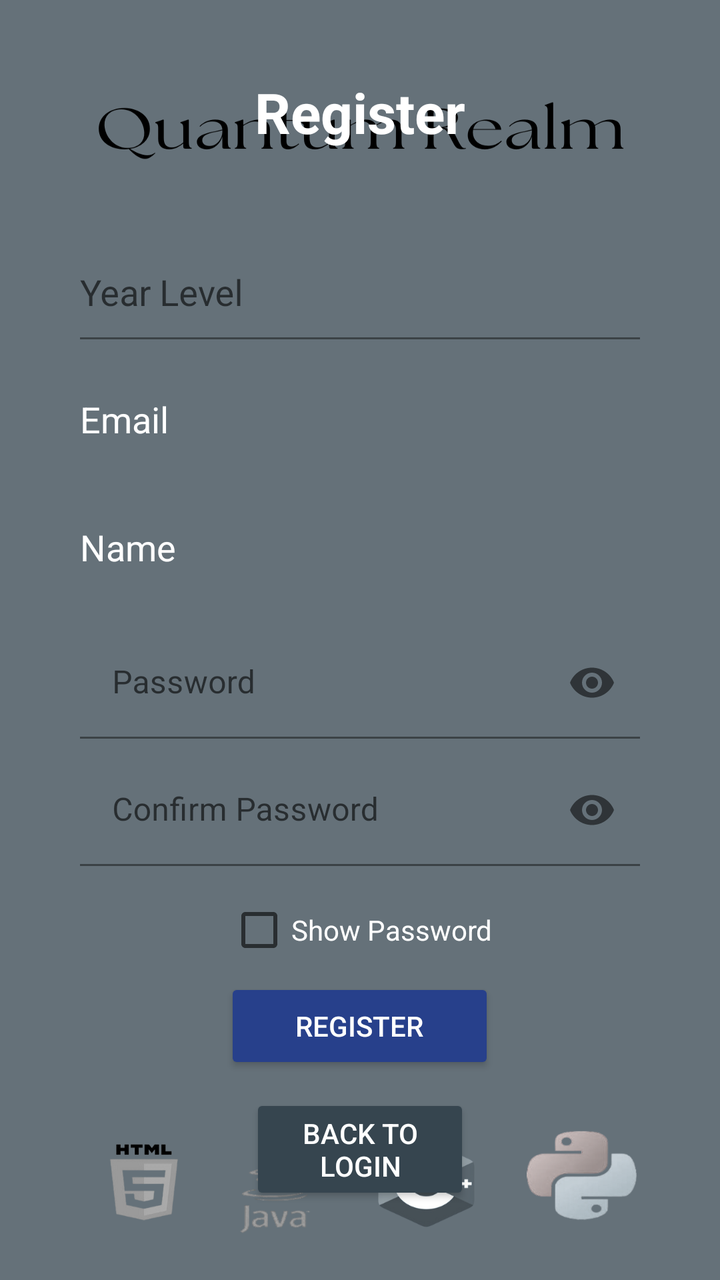
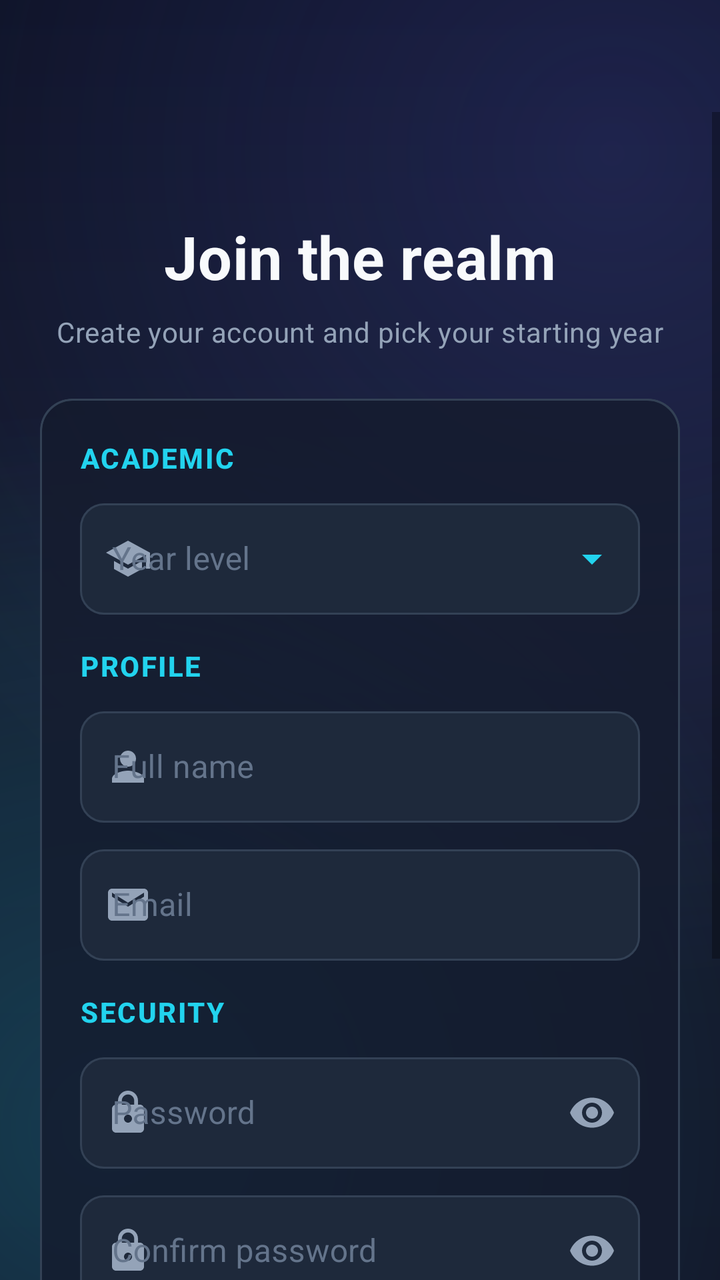

Two renders of the same Android screen: before a commit and after it. Below are the layout's source before the change and the commit's diff.
<!-- AndroidManifest.xml: application theme Theme.QuantumRealm -->
<!-- res/layout/activity_register.xml -->
<?xml version="1.0" encoding="utf-8"?>
<LinearLayout xmlns:android="http://schemas.android.com/apk/res/android"
    xmlns:tools="http://schemas.android.com/tools"
    xmlns:app="http://schemas.android.com/apk/res-auto"
    android:layout_width="match_parent"
    android:layout_height="match_parent"
    android:orientation="vertical"
    android:gravity="center"
    android:background="@drawable/bg_register"
    tools:context=".Register">

    <TextView
        android:id="@+id/register_title"
        android:layout_width="wrap_content"
        android:layout_height="wrap_content"
        android:layout_marginBottom="50dp"
        android:text="Register"
        android:textColor="@android:color/white"
        android:textSize="28sp"
        android:textStyle="bold" />

    <com.google.android.material.textfield.TextInputLayout
        android:layout_width="280dp"
        android:layout_height="wrap_content">

        <com.google.android.material.textfield.MaterialAutoCompleteTextView
            android:id="@+id/YearlevelAutoCompleteTextView"
            android:layout_width="280dp"
            android:layout_height="45dp"
            android:hint="Year Level"
            android:textColor="@android:color/white"
            android:background="@drawable/custom_trans"
            android:textColorHint="@android:color/white"
            tools:ignore="TouchTargetSizeCheck" />
    </com.google.android.material.textfield.TextInputLayout>

    <EditText
        android:id="@+id/Email"
        android:layout_width="280dp"
        android:layout_height="wrap_content"
        android:layout_marginTop="16dp"
        android:hint="Email"
        android:inputType="textEmailAddress"
        android:minHeight="48dp"
        android:textColor="@android:color/white"
        android:background="@drawable/custom_trans"
        android:textColorHint="@android:color/white" />

    <EditText
        android:id="@+id/Username"
        android:layout_width="280dp"
        android:layout_height="wrap_content"
        android:layout_marginTop="16dp"
        android:hint="Name"
        android:inputType="text"
        android:minHeight="48dp"
        android:textColor="@android:color/white"
        android:background="@drawable/custom_trans"
        android:textColorHint="@android:color/white" />

    <com.google.android.material.textfield.TextInputLayout
        android:layout_width="280dp"
        android:layout_height="wrap_content"
        android:layout_marginTop="16dp"
        app:endIconMode="password_toggle">

        <com.google.android.material.textfield.TextInputEditText
            android:id="@+id/Password"
            android:layout_width="match_parent"
            android:layout_height="wrap_content"
            android:hint="Password"
            android:inputType="textPassword"
            android:textColor="@android:color/white"
            android:background="@drawable/custom_trans"
            android:textColorHint="@android:color/white" />

    </com.google.android.material.textfield.TextInputLayout>

    <com.google.android.material.textfield.TextInputLayout
        android:layout_width="280dp"
        android:layout_height="wrap_content"
        android:layout_marginTop="8dp"
        app:endIconMode="password_toggle">

        <com.google.android.material.textfield.TextInputEditText
            android:id="@+id/ConfirmPassword"
            android:layout_width="match_parent"
            android:layout_height="wrap_content"
            android:hint="Confirm Password"
            android:inputType="textPassword"
            android:textColor="@android:color/white"
            android:background="@drawable/custom_trans"
            android:textColorHint="@android:color/white" />
    </com.google.android.material.textfield.TextInputLayout>


    <CheckBox
        android:id="@+id/showPassword"
        android:layout_width="wrap_content"
        android:layout_height="wrap_content"
        android:layout_marginTop="8dp"
        android:text="Show Password"
        android:textColor="@android:color/white" />

    <LinearLayout
        android:layout_width="match_parent"
        android:layout_height="wrap_content"
        android:gravity="center"
        android:orientation="vertical">

        <Button
            android:id="@+id/register_button"
            android:layout_width="135dp"
            android:layout_height="wrap_content"
            android:backgroundTint="#27408B"
            android:text="Register"
            android:textColor="@android:color/white" />

        <View
            android:layout_width="10dp"
            android:layout_height="10dp" />

        <Button
            android:id="@+id/go_login"
            android:layout_width="110dp"
            android:layout_height="wrap_content"
            android:backgroundTint="#36454F"
            android:text="Back to Login"
            android:textColor="@android:color/white" />

    </LinearLayout>

</LinearLayout>
<!-- resources referenced by this layout -->
<resources>
  <!-- drawable bg_register: png bitmap (drawable, 99252 bytes) -->
  <!-- drawable custom_trans (drawable) -->
  <shape xmlns:android="http://schemas.android.com/apk/res/android"
      android:shape="rectangle">
      <solid android:color="@android:color/transparent" />
  </shape>
  <!-- unchanged entries left out for length: 12 -->
</resources>

<!-- the commit's change to res/layout/activity_register.xml (unified diff, before → after) -->
@@ -1,133 +1,255 @@
 <?xml version="1.0" encoding="utf-8"?>
 <LinearLayout xmlns:android="http://schemas.android.com/apk/res/android"
+    xmlns:app="http://schemas.android.com/apk/res-auto"
     xmlns:tools="http://schemas.android.com/tools"
-    xmlns:app="http://schemas.android.com/apk/res-auto"
     android:layout_width="match_parent"
     android:layout_height="match_parent"
+    android:background="@drawable/bg_auth_screen"
     android:orientation="vertical"
-    android:gravity="center"
-    android:background="@drawable/bg_register"
     tools:context=".Register">
 
-    <TextView
-        android:id="@+id/register_title"
-        android:layout_width="wrap_content"
-        android:layout_height="wrap_content"
-        android:layout_marginBottom="50dp"
-        android:text="Register"
-        android:textColor="@android:color/white"
-        android:textSize="28sp"
-        android:textStyle="bold" />
-
-    <com.google.android.material.textfield.TextInputLayout
-        android:layout_width="280dp"
-        android:layout_height="wrap_content">
-
-        <com.google.android.material.textfield.MaterialAutoCompleteTextView
-            android:id="@+id/YearlevelAutoCompleteTextView"
-            android:layout_width="280dp"
-            android:layout_height="45dp"
-            android:hint="Year Level"
-            android:textColor="@android:color/white"
-            android:background="@drawable/custom_trans"
-            android:textColorHint="@android:color/white"
-            tools:ignore="TouchTargetSizeCheck" />
-    </com.google.android.material.textfield.TextInputLayout>
-
-    <EditText
-        android:id="@+id/Email"
-        android:layout_width="280dp"
-        android:layout_height="wrap_content"
-        android:layout_marginTop="16dp"
-        android:hint="Email"
-        android:inputType="textEmailAddress"
-        android:minHeight="48dp"
-        android:textColor="@android:color/white"
-        android:background="@drawable/custom_trans"
-        android:textColorHint="@android:color/white" />
-
-    <EditText
-        android:id="@+id/Username"
-        android:layout_width="280dp"
-        android:layout_height="wrap_content"
-        android:layout_marginTop="16dp"
-        android:hint="Name"
-        android:inputType="text"
-        android:minHeight="48dp"
-        android:textColor="@android:color/white"
-        android:background="@drawable/custom_trans"
-        android:textColorHint="@android:color/white" />
-
-    <com.google.android.material.textfield.TextInputLayout
-        android:layout_width="280dp"
-        android:layout_height="wrap_content"
-        android:layout_marginTop="16dp"
-        app:endIconMode="password_toggle">
-
-        <com.google.android.material.textfield.TextInputEditText
-            android:id="@+id/Password"
-            android:layout_width="match_parent"
-            android:layout_height="wrap_content"
-            android:hint="Password"
-            android:inputType="textPassword"
-            android:textColor="@android:color/white"
-            android:background="@drawable/custom_trans"
-            android:textColorHint="@android:color/white" />
-
-    </com.google.android.material.textfield.TextInputLayout>
-
-    <com.google.android.material.textfield.TextInputLayout
-        android:layout_width="280dp"
-        android:layout_height="wrap_content"
-        android:layout_marginTop="8dp"
-        app:endIconMode="password_toggle">
-
-        <com.google.android.material.textfield.TextInputEditText
-            android:id="@+id/ConfirmPassword"
-            android:layout_width="match_parent"
-            android:layout_height="wrap_content"
-            android:hint="Confirm Password"
-            android:inputType="textPassword"
-            android:textColor="@android:color/white"
-            android:background="@drawable/custom_trans"
-            android:textColorHint="@android:color/white" />
-    </com.google.android.material.textfield.TextInputLayout>
-
-
-    <CheckBox
-        android:id="@+id/showPassword"
-        android:layout_width="wrap_content"
-        android:layout_height="wrap_content"
-        android:layout_marginTop="8dp"
-        android:text="Show Password"
-        android:textColor="@android:color/white" />
-
-    <LinearLayout
+    <com.google.android.material.appbar.MaterialToolbar
+        android:id="@+id/authToolbar"
+        android:layout_width="match_parent"
+        android:layout_height="?attr/actionBarSize"
+        android:background="@android:color/transparent"
+        app:title="" />
+
+    <ScrollView
+        android:layout_width="match_parent"
+        android:layout_height="0dp"
+        android:layout_weight="1"
+        android:fillViewport="true">
+
+    <androidx.constraintlayout.widget.ConstraintLayout
         android:layout_width="match_parent"
         android:layout_height="wrap_content"
-        android:gravity="center"
-        android:orientation="vertical">
-
-        <Button
-            android:id="@+id/register_button"
-            android:layout_width="135dp"
-            android:layout_height="wrap_content"
-            android:backgroundTint="#27408B"
-            android:text="Register"
-            android:textColor="@android:color/white" />
-
-        <View
-            android:layout_width="10dp"
-            android:layout_height="10dp" />
-
-        <Button
+        android:padding="@dimen/game_screen_padding">
+
+        <TextView
+            android:id="@+id/register_title"
+            android:layout_width="0dp"
+            android:layout_height="wrap_content"
+            android:layout_marginTop="32dp"
+            android:text="@string/auth_register_title"
+            android:textAlignment="center"
+            android:textAppearance="@style/TextAppearance.QuantumRealm.Hero"
+            android:textSize="30sp"
+            app:layout_constraintEnd_toEndOf="parent"
+            app:layout_constraintStart_toStartOf="parent"
+            app:layout_constraintTop_toTopOf="parent" />
+
+        <TextView
+            android:id="@+id/register_subtitle"
+            android:layout_width="0dp"
+            android:layout_height="wrap_content"
+            android:layout_marginTop="8dp"
+            android:text="@string/auth_register_subtitle"
+            android:textAlignment="center"
+            android:textAppearance="@style/TextAppearance.QuantumRealm.Subtitle"
+            app:layout_constraintEnd_toEndOf="parent"
+            app:layout_constraintStart_toStartOf="parent"
+            app:layout_constraintTop_toBottomOf="@id/register_title" />
+
+        <com.google.android.material.card.MaterialCardView
+            android:id="@+id/registerCard"
+            android:layout_width="0dp"
+            android:layout_height="wrap_content"
+            android:layout_marginTop="24dp"
+            app:cardBackgroundColor="@android:color/transparent"
+            app:cardCornerRadius="@dimen/game_card_radius"
+            app:cardElevation="0dp"
+            app:layout_constraintEnd_toEndOf="parent"
+            app:layout_constraintStart_toStartOf="parent"
+            app:layout_constraintTop_toBottomOf="@id/register_subtitle"
+            app:strokeColor="@color/game_stroke"
+            app:strokeWidth="1dp">
+
+            <LinearLayout
+                android:layout_width="match_parent"
+                android:layout_height="wrap_content"
+                android:background="@drawable/auth_card_background"
+                android:orientation="vertical"
+                android:padding="20dp">
+
+                <TextView
+                    android:id="@+id/register_form_error"
+                    android:layout_width="match_parent"
+                    android:layout_height="wrap_content"
+                    android:background="@drawable/input_field_game"
+                    android:padding="12dp"
+                    android:textAppearance="@style/TextAppearance.QuantumRealm.AuthError"
+                    android:visibility="gone" />
+
+                <TextView
+                    android:layout_width="match_parent"
+                    android:layout_height="wrap_content"
+                    android:text="@string/auth_section_academic"
+                    android:textAppearance="@style/TextAppearance.QuantumRealm.AuthSection" />
+
+                <com.google.android.material.textfield.TextInputLayout
+                    android:id="@+id/year_level_layout"
+                    style="@style/Widget.QuantumRealm.TextInputLayout.AuthDropdown"
+                    android:layout_width="match_parent"
+                    android:layout_height="wrap_content"
+                    android:layout_marginTop="8dp"
+                    android:hint="@string/auth_hint_year_level"
+                    app:startIconDrawable="@drawable/ic_auth_school">
+
+                    <com.google.android.material.textfield.MaterialAutoCompleteTextView
+                        android:id="@+id/YearlevelAutoCompleteTextView"
+                        style="@style/Widget.QuantumRealm.TextInputEditText.Auth"
+                        android:layout_width="match_parent"
+                        android:layout_height="wrap_content"
+                        android:cursorVisible="false"
+                        android:focusable="false"
+                        android:importantForAutofill="no"
+                        android:inputType="none"
+                        android:popupBackground="@drawable/auth_dropdown_popup_bg"
+                        tools:ignore="TouchTargetSizeCheck" />
+                </com.google.android.material.textfield.TextInputLayout>
+
+                <TextView
+                    android:id="@+id/register_year_error"
+                    android:layout_width="match_parent"
+                    android:layout_height="wrap_content"
+                    android:textAppearance="@style/TextAppearance.QuantumRealm.AuthError"
+                    android:visibility="gone" />
+
+                <TextView
+                    android:layout_width="match_parent"
+                    android:layout_height="wrap_content"
+                    android:layout_marginTop="16dp"
+                    android:text="@string/auth_section_profile"
+                    android:textAppearance="@style/TextAppearance.QuantumRealm.AuthSection" />
+
+                <com.google.android.material.textfield.TextInputLayout
+                    android:id="@+id/name_layout"
+                    style="@style/Widget.QuantumRealm.TextInputLayout.Auth"
+                    android:layout_width="match_parent"
+                    android:layout_height="wrap_content"
+                    android:layout_marginTop="8dp"
+                    android:hint="@string/auth_hint_name"
+                    app:startIconDrawable="@drawable/ic_auth_person">
+
+                    <com.google.android.material.textfield.TextInputEditText
+                        android:id="@+id/Username"
+                        style="@style/Widget.QuantumRealm.TextInputEditText.Auth"
+                        android:layout_width="match_parent"
+                        android:layout_height="wrap_content"
+                        android:inputType="textPersonName|textCapWords" />
+                </com.google.android.material.textfield.TextInputLayout>
+
+                <com.google.android.material.textfield.TextInputLayout
+                    android:id="@+id/email_layout"
+                    style="@style/Widget.QuantumRealm.TextInputLayout.Auth"
+                    android:layout_width="match_parent"
+                    android:layout_height="wrap_content"
+                    android:layout_marginTop="8dp"
+                    android:hint="@string/auth_hint_email"
+                    app:startIconDrawable="@drawable/ic_auth_email">
+
+                    <com.google.android.material.textfield.TextInputEditText
+                        android:id="@+id/Email"
+                        style="@style/Widget.QuantumRealm.TextInputEditText.Auth"
+                        android:layout_width="match_parent"
+                        android:layout_height="wrap_content"
+                        android:inputType="textEmailAddress" />
+                </com.google.android.material.textfield.TextInputLayout>
+
+                <TextView
+                    android:id="@+id/register_email_error"
+                    android:layout_width="match_parent"
+                    android:layout_height="wrap_content"
+                    android:textAppearance="@style/TextAppearance.QuantumRealm.AuthError"
+                    android:visibility="gone" />
+
+                <TextView
+                    android:layout_width="match_parent"
+                    android:layout_height="wrap_content"
+                    android:layout_marginTop="16dp"
+                    android:text="@string/auth_section_security"
+                    android:textAppearance="@style/TextAppearance.QuantumRealm.AuthSection" />
+
+                <com.google.android.material.textfield.TextInputLayout
+                    android:id="@+id/password_layout"
+                    style="@style/Widget.QuantumRealm.TextInputLayout.Auth"
+                    android:layout_width="match_parent"
+                    android:layout_height="wrap_content"
+                    android:layout_marginTop="8dp"
+                    android:hint="@string/auth_hint_password"
+                    app:endIconMode="password_toggle"
+                    app:startIconDrawable="@drawable/ic_auth_lock">
+
+                    <com.google.android.material.textfield.TextInputEditText
+                        android:id="@+id/Password"
+                        style="@style/Widget.QuantumRealm.TextInputEditText.Auth"
+                        android:layout_width="match_parent"
+                        android:layout_height="wrap_content"
+                        android:inputType="textPassword" />
+                </com.google.android.material.textfield.TextInputLayout>
+
+                <com.google.android.material.textfield.TextInputLayout
+                    android:id="@+id/confirm_password_layout"
+                    style="@style/Widget.QuantumRealm.TextInputLayout.Auth"
+                    android:layout_width="match_parent"
+                    android:layout_height="wrap_content"
+                    android:layout_marginTop="8dp"
+                    android:hint="@string/auth_hint_confirm_password"
+                    app:endIconMode="password_toggle"
+                    app:startIconDrawable="@drawable/ic_auth_lock">
+
+                    <com.google.android.material.textfield.TextInputEditText
+                        android:id="@+id/ConfirmPassword"
+                        style="@style/Widget.QuantumRealm.TextInputEditText.Auth"
+                        android:layout_width="match_parent"
+                        android:layout_height="wrap_content"
+                        android:inputType="textPassword" />
+                </com.google.android.material.textfield.TextInputLayout>
+
+                <TextView
+                    android:id="@+id/register_password_error"
+                    android:layout_width="match_parent"
+                    android:layout_height="wrap_content"
+                    android:textAppearance="@style/TextAppearance.QuantumRealm.AuthError"
+                    android:visibility="gone" />
+
+                <FrameLayout
+                    android:layout_width="match_parent"
+                    android:layout_height="wrap_content"
+                    android:layout_marginTop="20dp">
+
+                    <com.google.android.material.button.MaterialButton
+                        android:id="@+id/register_button"
+                        style="@style/Widget.QuantumRealm.Button.Primary"
+                        android:layout_width="match_parent"
+                        android:layout_height="wrap_content"
+                        android:text="@string/auth_register_button" />
+
+                    <ProgressBar
+                        android:id="@+id/register_progress"
+                        style="?android:attr/progressBarStyleSmall"
+                        android:layout_width="28dp"
+                        android:layout_height="28dp"
+                        android:layout_gravity="center"
+                        android:indeterminateTint="@color/white"
+                        android:visibility="gone" />
+                </FrameLayout>
+            </LinearLayout>
+        </com.google.android.material.card.MaterialCardView>
+
+        <com.google.android.material.button.MaterialButton
             android:id="@+id/go_login"
-            android:layout_width="110dp"
-            android:layout_height="wrap_content"
-            android:backgroundTint="#36454F"
-            android:text="Back to Login"
-            android:textColor="@android:color/white" />
-
-    </LinearLayout>
-
+            style="@style/Widget.QuantumRealm.Button.Secondary"
+            android:layout_width="0dp"
+            android:layout_height="wrap_content"
+            android:layout_marginTop="16dp"
+            android:layout_marginBottom="32dp"
+            android:text="@string/auth_back_to_login"
+            app:layout_constraintBottom_toBottomOf="parent"
+            app:layout_constraintEnd_toEndOf="parent"
+            app:layout_constraintStart_toStartOf="parent"
+            app:layout_constraintTop_toBottomOf="@id/registerCard" />
+    </androidx.constraintlayout.widget.ConstraintLayout>
+    </ScrollView>
 </LinearLayout>
<!-- resource entries referenced after the edit -->
@@ -1,11 +1,187 @@
 <!-- resources referenced by this layout -->
 <resources>
-  <!-- drawable bg_register: png bitmap (drawable, 99252 bytes) -->
-  <!-- drawable custom_trans (drawable) -->
+  <color name="game_stroke">#334155</color>
+  <dimen name="game_card_radius">16dp</dimen>
+  <dimen name="game_screen_padding">20dp</dimen>
+  <!-- drawable auth_card_background (drawable) -->
+  <?xml version="1.0" encoding="utf-8"?>
   <shape xmlns:android="http://schemas.android.com/apk/res/android"
       android:shape="rectangle">
-      <solid android:color="@android:color/transparent" />
+      <solid android:color="#CC141B2D" />
+      <corners android:radius="@dimen/game_card_radius" />
+      <stroke
+          android:width="1dp"
+          android:color="@color/game_stroke" />
   </shape>
+  <!-- drawable auth_dropdown_popup_bg (drawable) -->
+  <?xml version="1.0" encoding="utf-8"?>
+  <shape xmlns:android="http://schemas.android.com/apk/res/android"
+      android:shape="rectangle">
+      <solid android:color="@color/game_surface_elevated" />
+      <corners android:radius="12dp" />
+      <stroke
+          android:width="1dp"
+          android:color="@color/game_stroke" />
+  </shape>
+  <!-- drawable bg_auth_screen (drawable) -->
+  <?xml version="1.0" encoding="utf-8"?>
+  <layer-list xmlns:android="http://schemas.android.com/apk/res/android">
+      <item>
+          <shape android:shape="rectangle">
+              <gradient
+                  android:angle="145"
+                  android:centerColor="@color/game_bg_mid"
+                  android:endColor="#121528"
+                  android:startColor="@color/game_bg_dark"
+                  android:type="linear" />
+          </shape>
+      </item>
+      <item>
+          <shape android:shape="rectangle">
+              <gradient
+                  android:centerX="0.85"
+                  android:centerY="0.12"
+                  android:endColor="#00000000"
+                  android:gradientRadius="420dp"
+                  android:startColor="#336366F1"
+                  android:type="radial" />
+          </shape>
+      </item>
+      <item>
+          <shape android:shape="rectangle">
+              <gradient
+                  android:centerX="0.15"
+                  android:centerY="0.88"
+                  android:endColor="#00000000"
+                  android:gradientRadius="360dp"
+                  android:startColor="#3322D3EE"
+                  android:type="radial" />
+          </shape>
+      </item>
+  </layer-list>
+  <!-- drawable ic_auth_email (drawable) -->
+  <vector xmlns:android="http://schemas.android.com/apk/res/android"
+      android:width="24dp"
+      android:height="24dp"
+      android:viewportWidth="24"
+      android:viewportHeight="24">
+      <path
+          android:fillColor="@color/game_text_secondary"
+          android:pathData="M20,4H4c-1.1,0 -2,0.9 -2,2v12c0,1.1 0.9,2 2,2h16c1.1,0 2,-0.9 2,-2V6c0,-1.1 -0.9,-2 -2,-2zM20,8l-8,5 -8,-5V6l8,5 8,-5v2z" />
+  </vector>
+  <!-- drawable ic_auth_lock (drawable) -->
+  <vector xmlns:android="http://schemas.android.com/apk/res/android"
+      android:width="24dp"
+      android:height="24dp"
+      android:viewportWidth="24"
+      android:viewportHeight="24">
+      <path
+          android:fillColor="@color/game_text_secondary"
+          android:pathData="M18,8h-1V6c0,-2.76 -2.24,-5 -5,-5S7,3.24 7,6v2H6c-1.1,0 -2,0.9 -2,2v10c0,1.1 0.9,2 2,2h12c1.1,0 2,-0.9 2,-2V10c0,-1.1 -0.9,-2 -2,-2zM12,17c-1.1,0 -2,-0.9 -2,-2s0.9,-2 2,-2 2,0.9 2,2 -0.9,2 -2,2zM15.1,8H8.9V6c0,-1.71 1.39,-3.1 3.1,-3.1 1.71,0 3.1,1.39 3.1,3.1v2z" />
+  </vector>
+  <!-- drawable ic_auth_person (drawable) -->
+  <vector xmlns:android="http://schemas.android.com/apk/res/android"
+      android:width="24dp"
+      android:height="24dp"
+      android:viewportWidth="24"
+      android:viewportHeight="24">
+      <path
+          android:fillColor="@color/game_text_secondary"
+          android:pathData="M12,12c2.21,0 4,-1.79 4,-4s-1.79,-4 -4,-4 -4,1.79 -4,4 1.79,4 4,4zM12,14c-2.67,0 -8,1.34 -8,4v2h16v-2c0,-2.66 -5.33,-4 -8,-4z" />
+  </vector>
+  <!-- drawable ic_auth_school (drawable) -->
+  <vector xmlns:android="http://schemas.android.com/apk/res/android"
+      android:width="24dp"
+      android:height="24dp"
+      android:viewportWidth="24"
+      android:viewportHeight="24">
+      <path
+          android:fillColor="@color/game_text_secondary"
+          android:pathData="M5,13.18v4L12,21l7,-3.82v-4L12,17l-7,-3.82zM12,3L1,9l11,6 9,-4.91V17h2V9L12,3z" />
+  </vector>
+  <!-- drawable input_field_game (drawable) -->
+  <?xml version="1.0" encoding="utf-8"?>
+  <shape xmlns:android="http://schemas.android.com/apk/res/android"
+      android:shape="rectangle">
+      <solid android:color="#33FFFFFF" />
+      <corners android:radius="12dp" />
+      <stroke
+          android:width="1dp"
+          android:color="@color/game_stroke" />
+  </shape>
+  <string name="auth_back_to_login">Already have an account? Log in</string>
+  <string name="auth_hint_confirm_password">Confirm password</string>
+  <string name="auth_hint_email">Email</string>
+  <string name="auth_hint_name">Full name</string>
+  <string name="auth_hint_password">Password</string>
+  <string name="auth_hint_year_level">Year level</string>
+  <string name="auth_register_button">Create account</string>
+  <string name="auth_register_subtitle">Create your account and pick your starting year</string>
+  <string name="auth_register_title">Join the realm</string>
+  <string name="auth_section_academic">Academic</string>
+  <string name="auth_section_profile">Profile</string>
+  <string name="auth_section_security">Security</string>
+  <style name="TextAppearance.QuantumRealm.AuthError" parent="TextAppearance.MaterialComponents.Caption">
+          <item name="android:textColor">@color/game_error</item>
+          <item name="android:paddingTop">4dp</item>
+      </style>
+  <style name="TextAppearance.QuantumRealm.AuthSection" parent="TextAppearance.MaterialComponents.Subtitle2">
+          <item name="android:textColor">@color/game_accent</item>
+          <item name="android:textStyle">bold</item>
+          <item name="android:letterSpacing">0.06</item>
+          <item name="android:textAllCaps">true</item>
+      </style>
+  <style name="TextAppearance.QuantumRealm.Hero" parent="TextAppearance.MaterialComponents.Headline4">
+          <item name="android:textColor">@color/game_text_primary</item>
+          <item name="android:textStyle">bold</item>
+      </style>
+  <style name="TextAppearance.QuantumRealm.Subtitle" parent="TextAppearance.MaterialComponents.Body2">
+          <item name="android:textColor">@color/game_text_secondary</item>
+      </style>
+  <style name="Widget.QuantumRealm.Button.Secondary" parent="Widget.MaterialComponents.Button.OutlinedButton">
+          <item name="android:textColor">@color/game_accent</item>
+          <item name="android:textAllCaps">false</item>
+          <item name="cornerRadius">@dimen/game_button_radius</item>
+          <item name="strokeColor">@color/game_accent</item>
+          <item name="android:minHeight">48dp</item>
+      </style>
+  <style name="Widget.QuantumRealm.TextInputEditText.Auth" parent="Widget.MaterialComponents.TextInputEditText.OutlinedBox">
+          <item name="android:textColor">@color/game_text_primary</item>
+          <item name="android:textSize">16sp</item>
+      </style>
+  <style name="Widget.QuantumRealm.TextInputLayout.Auth" parent="Widget.MaterialComponents.TextInputLayout.OutlinedBox">
+          <item name="boxStrokeColor">@color/auth_input_box_stroke</item>
+          <item name="hintTextColor">@color/auth_input_hint</item>
+          <item name="android:textColorHint">@color/game_text_muted</item>
+          <item name="boxBackgroundColor">@color/game_surface</item>
+          <item name="boxCornerRadiusTopStart">12dp</item>
+          <item name="boxCornerRadiusTopEnd">12dp</item>
+          <item name="boxCornerRadiusBottomStart">12dp</item>
+          <item name="boxCornerRadiusBottomEnd">12dp</item>
+          <item name="startIconTint">@color/game_text_secondary</item>
+          <item name="endIconTint">@color/game_text_secondary</item>
+          <item name="errorIconDrawable">@null</item>
+      </style>
+  <style name="Widget.QuantumRealm.TextInputLayout.AuthDropdown" parent="Widget.MaterialComponents.TextInputLayout.OutlinedBox.ExposedDropdownMenu">
+          <item name="boxStrokeColor">@color/auth_input_box_stroke</item>
+          <item name="hintTextColor">@color/auth_input_hint</item>
+          <item name="android:textColorHint">@color/game_text_muted</item>
+          <item name="boxBackgroundColor">@color/game_surface</item>
+          <item name="boxCornerRadiusTopStart">12dp</item>
+          <item name="boxCornerRadiusTopEnd">12dp</item>
+          <item name="boxCornerRadiusBottomStart">12dp</item>
+          <item name="boxCornerRadiusBottomEnd">12dp</item>
+          <item name="startIconTint">@color/game_text_secondary</item>
+          <item name="endIconTint">@color/game_accent</item>
+          <item name="endIconMode">dropdown_menu</item>
+          <item name="errorIconDrawable">@null</item>
+      </style>
+  <color name="game_surface_elevated">#243047</color>
+  <color name="game_bg_mid">#141B2D</color>
+  <color name="game_text_secondary">#94A3B8</color>
+  <color name="game_error">#EF4444</color>
+  <color name="game_text_muted">#64748B</color>
+  <color name="game_surface">#1E293B</color>
   <!-- unchanged entries left out for length: 12 -->
 </resources>
 
